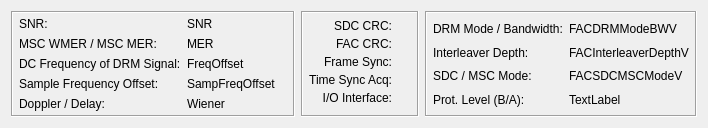
This is branches/julian/android/src/GUI-QT/drmdetail.ui in mmjee/dream-patched as Qt 5 draws it before an edit. The edited form follows.
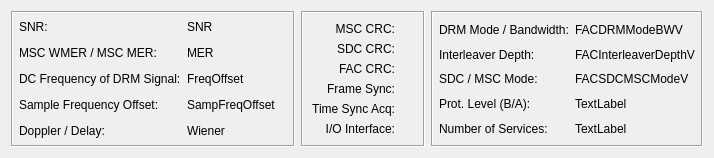
This is the edited form. Custom widgets are drawn as their Qt base class.

Commit message: Fix data decoding but in receiver add all SDC data types. New PacketDataDecoder Move data application type logic to main window. Restore MSC LED and num services to Evaluation window. Other stuff.

What changed in the file:
```diff
--- a/branches/julian/android/src/GUI-QT/drmdetail.ui
+++ b/branches/julian/android/src/GUI-QT/drmdetail.ui
@@ -6,8 +6,8 @@
    <rect>
     <x>0</x>
     <y>0</y>
-    <width>650</width>
-    <height>123</height>
+    <width>656</width>
+    <height>158</height>
    </rect>
   </property>
   <property name="windowTitle">
@@ -307,22 +307,37 @@
      <property name="frameShadow">
       <enum>QFrame::Sunken</enum>
      </property>
-     <layout class="QVBoxLayout" name="verticalLayout_3">
-      <property name="spacing">
-       <number>4</number>
-      </property>
-      <property name="leftMargin">
-       <number>6</number>
-      </property>
-      <property name="topMargin">
-       <number>6</number>
-      </property>
-      <property name="rightMargin">
-       <number>6</number>
-      </property>
-      <property name="bottomMargin">
-       <number>6</number>
-      </property>
+     <layout class="QVBoxLayout" name="verticalLayout">
+      <item>
+       <layout class="QHBoxLayout" name="horizontalLayout">
+        <item>
+         <widget class="QLabel" name="TextLabelLEDMSCCRC">
+          <property name="text">
+           <string>MSC CRC:</string>
+          </property>
+          <property name="alignment">
+           <set>Qt::AlignRight|Qt::AlignTrailing|Qt::AlignVCenter</set>
+          </property>
+         </widget>
+        </item>
+        <item>
+         <widget class="CMultColorLED" name="LEDMSC" native="true">
+          <property name="sizePolicy">
+           <sizepolicy hsizetype="Fixed" vsizetype="Fixed">
+            <horstretch>0</horstretch>
+            <verstretch>0</verstretch>
+           </sizepolicy>
+          </property>
+          <property name="minimumSize">
+           <size>
+            <width>13</width>
+            <height>13</height>
+           </size>
+          </property>
+         </widget>
+        </item>
+       </layout>
+      </item>
       <item>
        <layout class="QHBoxLayout" name="_8">
         <property name="spacing">
@@ -731,6 +746,13 @@
           </property>
          </widget>
         </item>
+        <item>
+         <widget class="QLabel" name="FACNumServicesL">
+          <property name="text">
+           <string>Number of Services:</string>
+          </property>
+         </widget>
+        </item>
        </layout>
       </item>
       <item>
@@ -808,6 +830,13 @@
           </property>
          </widget>
         </item>
+        <item>
+         <widget class="QLabel" name="FACNumServicesV">
+          <property name="text">
+           <string>TextLabel</string>
+          </property>
+         </widget>
+        </item>
        </layout>
       </item>
      </layout>
```
Left out of the diff: 3 changed lines with no effect on the pictures. The commit also changes 39 other files.
